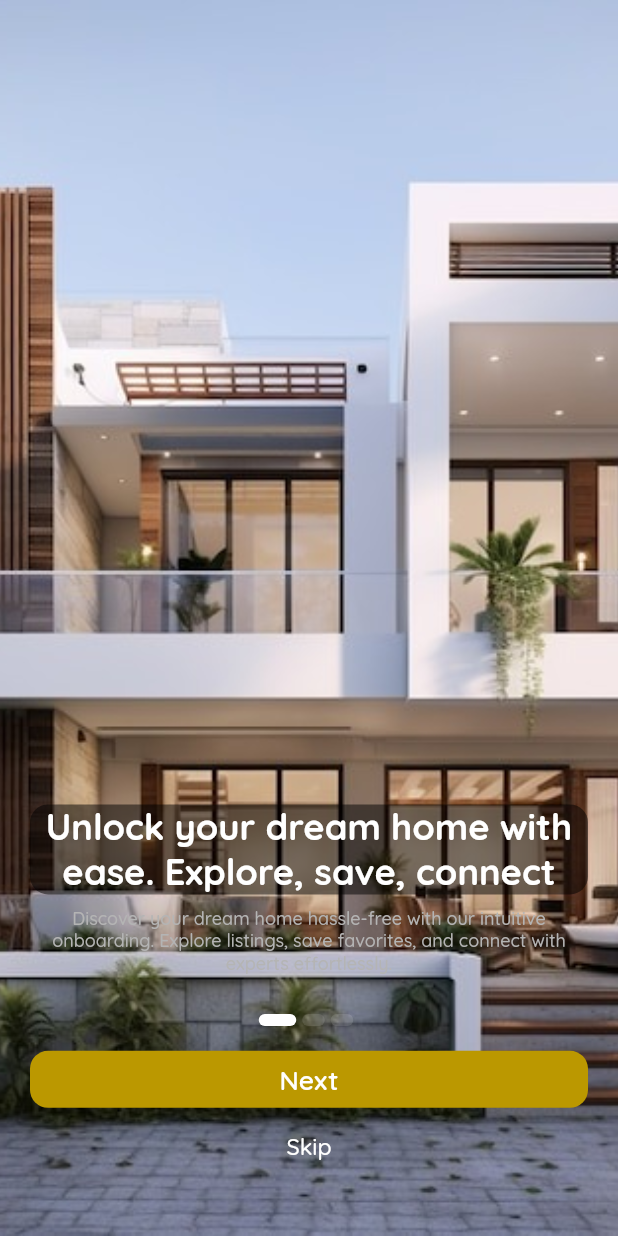
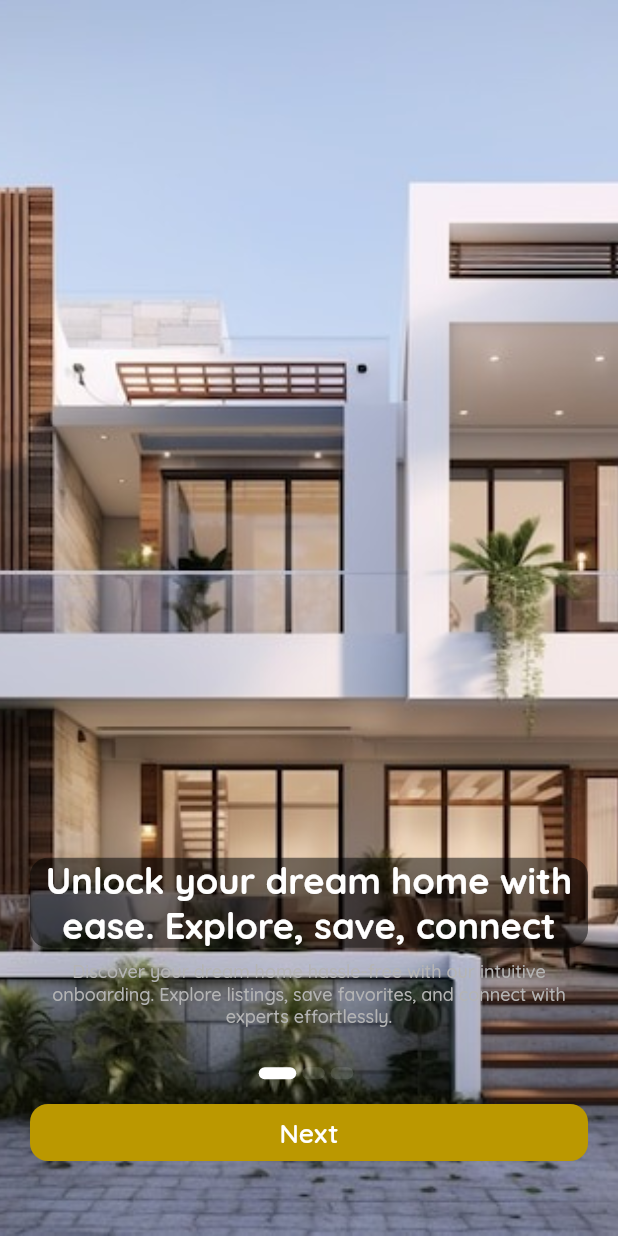
Before and after one commit to appdevelopersurya/raipurHomeForApple, a Flutter app: the screen it shows after launch, on a phone screen of 412 x 824 dp. Run offline on Flutter 3.47's test engine with Material 3 defaults, Android fonts, the phone set to English and light mode, and no system bars; our stand-ins replace animate_do, another_flushbar, avatar_glow, cached_network_image, carousel_slider, dropdown_search and 25 more; missing offline and left inert: flutter_file_downloader, get_ip_address; accounts and stored records are empty.

Commit message:
remove skip

```diff
--- a/lib/screens/OnBoardScreen/view/onBoardScreen.dart
+++ b/lib/screens/OnBoardScreen/view/onBoardScreen.dart
@@ -156,31 +156,6 @@ class _OnBoardScreenState extends State<OnBoardScreen> {
                     ),
                   ),
                 ),
-                Gap(size.height * 0.020),
-                _currentIndex == 2
-                    ? Text(
-                        "",
-                        style: Theme.of(context)
-                            .textTheme
-                            .labelSmall!
-                            .copyWith(color: Colors.white),
-                      ) // Empty text if it's the last page
-                    : GestureDetector(
-                        // Change InkWell to GestureDetector for non-tappable "Skip" text
-                        onTap: () {
-                          box.write('is_logged_raipurHome', true);
-                          box.write('access_token_raipurHomes', "");
-                          Navigator.pushNamed(context,
-                              AppRoutes.homeMain); // Navigate to main screen
-                        },
-                        child: Text(
-                          "Skip",
-                          style: Theme.of(context)
-                              .textTheme
-                              .labelSmall!
-                              .copyWith(color: Colors.white),
-                        ),
-                      ),
               ],
             ))
       ]),
```
Also changed, not shown: 2 other files.
